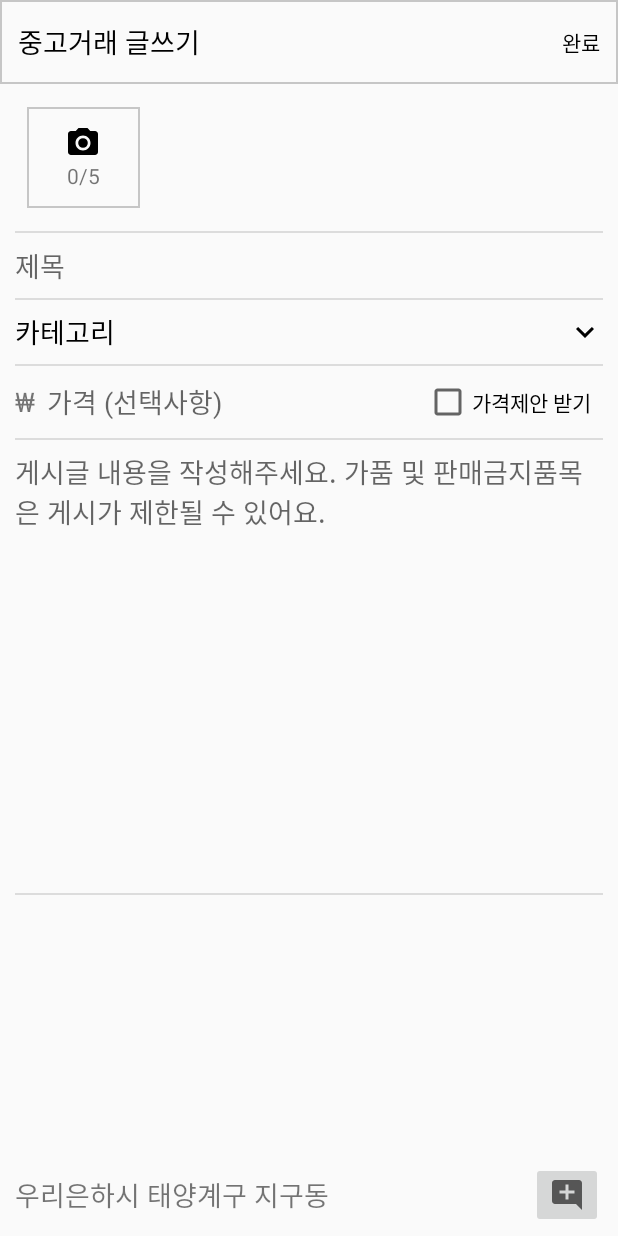
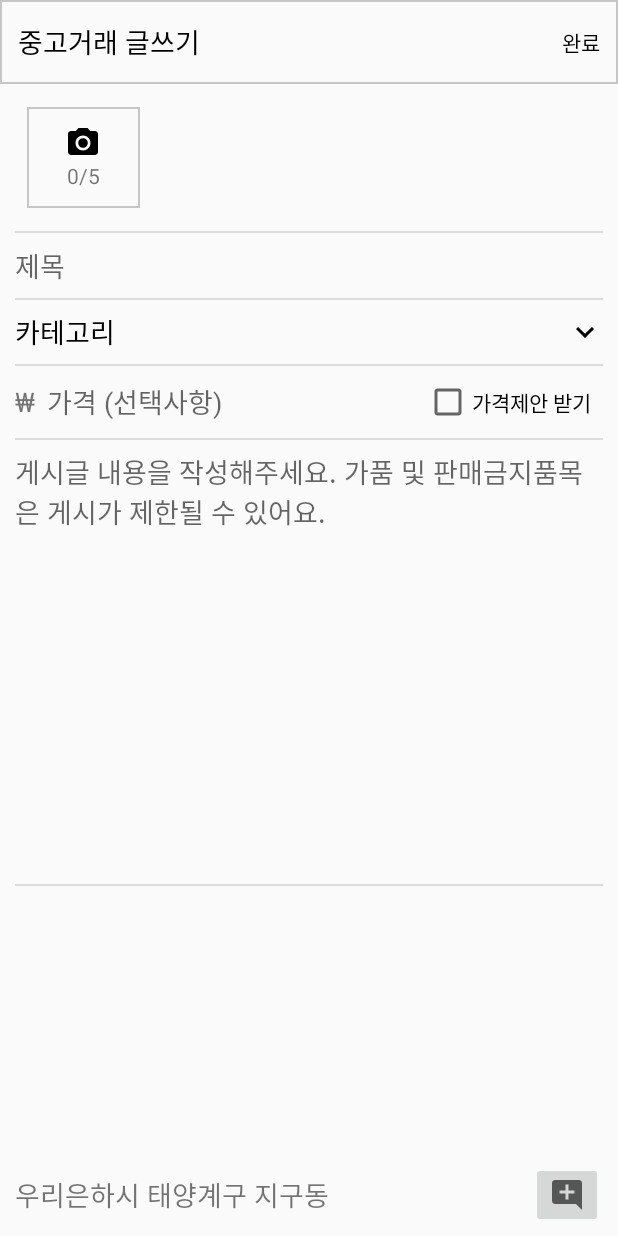
Before and after one commit to zzugoon/Project_Sharez, an Android app: the screen it shows after launch (MainActivity), item 3 of the bottom bar chosen, on a phone screen of 412 x 824 dp. Run offline under Robolectric (Android 15) with nearby library versions, the phone set to English and light mode, and no system bars; our stand-ins replace Firebase (no records; nobody signed in at launch, a user with empty details on screens opened directly), Volley; pictures from the network do not load; 3 statements that could not run were skipped.

```diff
--- a/app/src/main/res/layout/fragment_bot_write.xml
+++ b/app/src/main/res/layout/fragment_bot_write.xml
@@ -169,7 +169,7 @@
             <EditText
                 android:id="@+id/write_et_Substance"
                 android:layout_width="match_parent"
-                android:layout_height="286dp"
+                android:layout_height="280dp"
                 android:layout_marginTop="8dp"
                 android:layout_marginBottom="8dp"
 
```
